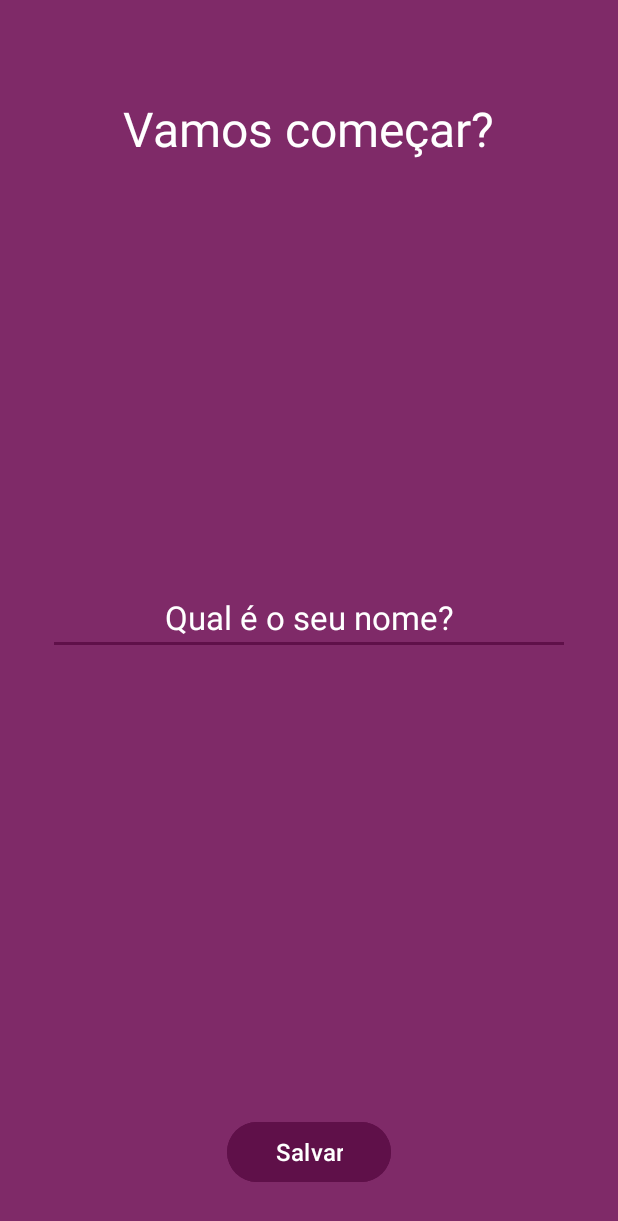
After one commit to maitabom/motivation, an Android app: the layout activity_user.xml on its own in the app's theme, with its tools: preview values and no code run, on a phone screen of 412 x 824 dp. The commit adds this screen. Shown: the top 1221 px of the screen. Run offline under Robolectric (Android 15) with nearby library versions, the phone set to English and light mode, and no system bars.

Commit message:
feat: Adiciona tela inicial para capturar o nome do usuário
Cria uma nova tela, `UserActivity`, que passa a ser a tela de entrada do aplicativo. Esta tela solicita o nome do usuário e contém um botão "Salvar".

- Adiciona a `UserActivity` e seu respectivo layout `activity_user.xml`.
- Define a `UserActivity` como a atividade de inicialização (launcher) no `AndroidManifest.xml`.
- Implementa o View Binding e o listener de clique para o botão "Salvar" na `UserActivity`.
- Adiciona a cor `purple_dark` aos recursos para uso na nova tela.

```diff
--- a/app/src/main/AndroidManifest.xml
+++ b/app/src/main/AndroidManifest.xml
@@ -12,14 +12,16 @@
         android:supportsRtl="true"
         android:theme="@style/Theme.Motivation">
         <activity
-            android:name=".MainActivity"
+            android:name=".UserActivity"
             android:exported="true">
             <intent-filter>
                 <action android:name="android.intent.action.MAIN" />
-
                 <category android:name="android.intent.category.LAUNCHER" />
             </intent-filter>
         </activity>
+        <activity
+            android:name=".MainActivity"
+            android:exported="true"/>
     </application>
 
 </manifest>
--- /dev/null
+++ b/app/src/main/res/layout/activity_user.xml
@@ -0,0 +1,45 @@
+<?xml version="1.0" encoding="utf-8"?>
+<RelativeLayout xmlns:android="http://schemas.android.com/apk/res/android"
+    xmlns:app="http://schemas.android.com/apk/res-auto"
+    xmlns:tools="http://schemas.android.com/tools"
+    android:id="@+id/main"
+    android:layout_width="match_parent"
+    android:layout_height="match_parent"
+    android:background="@color/purple"
+    tools:context=".UserActivity">
+
+    <TextView
+        android:id="@+id/text_begin"
+        android:text="Vamos começar?"
+        android:textColor="@color/white"
+        android:textSize="32sp"
+        android:layout_centerHorizontal="true"
+        android:layout_marginTop="64dp"
+        android:layout_width="wrap_content"
+        android:layout_height="wrap_content" />
+
+    <EditText
+        android:layout_centerInParent="true"
+        android:layout_margin="32dp"
+        android:textColor="@color/white"
+        android:hint="Qual é o seu nome?"
+        android:textColorHint="@color/white"
+        android:backgroundTint="@color/purple_dark"
+        android:gravity="center"
+        android:textSize="22sp"
+        android:layout_width="match_parent"
+        android:layout_height="wrap_content"/>
+
+    <Button
+        android:id="@+id/button_save"
+        android:layout_alignParentBottom="true"
+        android:layout_centerHorizontal="true"
+        android:layout_marginBottom="32dp"
+        android:text="Salvar"
+        android:backgroundTint="@color/purple_dark"
+        android:paddingStart="32dp"
+        android:paddingEnd="32dp"
+        android:textSize="16sp"
+        android:layout_width="wrap_content"
+        android:layout_height="wrap_content" />
+</RelativeLayout>
--- a/app/src/main/res/values/colors.xml
+++ b/app/src/main/res/values/colors.xml
@@ -3,4 +3,5 @@
     <color name="black">#FF000000</color>
     <color name="white">#FFFFFFFF</color>
     <color name="purple">#7F2A68</color>
+    <color name="purple_dark">#5F1049</color>
 </resources>
```
Also changed, not shown: app/src/main/java/net/baudovalentim/motivation/UserActivity.kt (added, +44 -0 lines).
